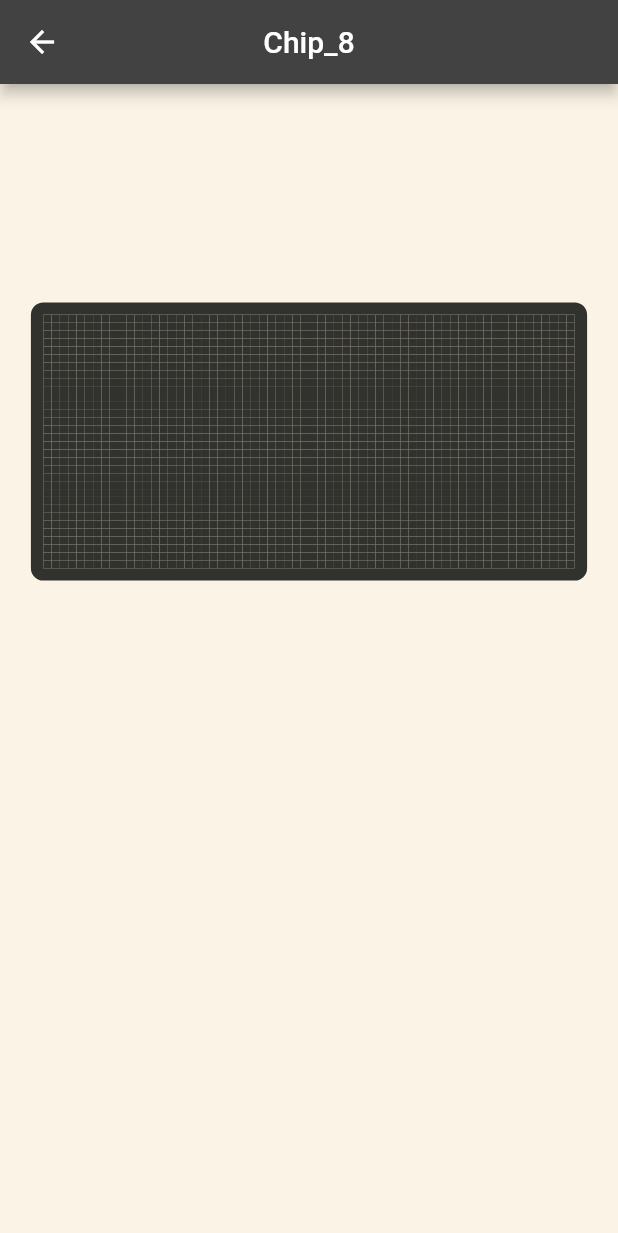
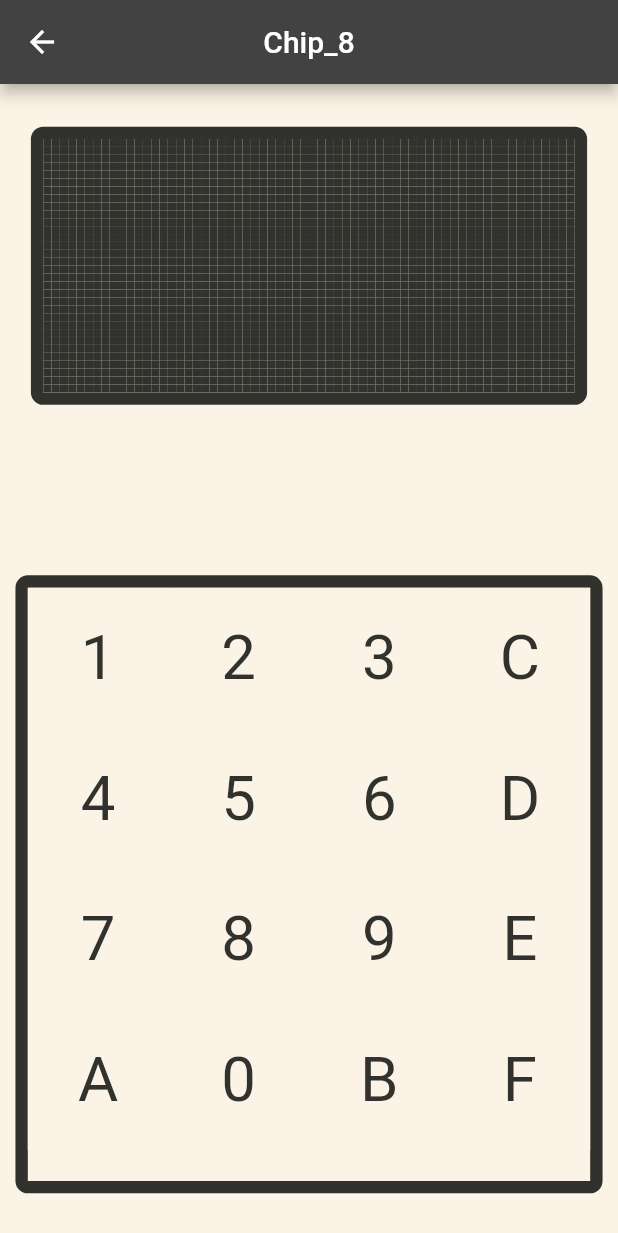
Before and after one commit to Literal-Eval/Chip_8-Flutter, a Flutter app: the Console screen opened directly, on a phone screen of 412 x 824 dp. Shown: the top 1233 px of the screen. Run offline on Flutter 3.47's test engine with Material 2 defaults, Android fonts, the phone set to English and light mode, and no system bars; our stand-ins replace just_audio; missing offline and left inert: audio_session, dart:ffi, just_audio_web.

Commit message:
implement keyboard

```diff
--- a/lib/models/keypad.dart
+++ b/lib/models/keypad.dart
@@ -1,13 +1,14 @@
 class Keypad {
-  static List<bool> keys = List.filled(0xF, false);
+  static List<bool> keys = List.filled(0x10, false);
 
-  static void setPressed(int key) {
+  static void setPressed(String keyName) {
     clearPressed();
+    int key = int.parse(keyName, radix: 0x10);
     keys[key] = true;
   }
 
   static int? getPressed() {
-    for (int i = 0; i <= 0xF; i++) {
+    for (int i = 0; i < 0x10; i++) {
       if (keys[i]) {
         return i;
       }
@@ -19,8 +20,15 @@ class Keypad {
   static void clearPressed() {
     // keys.setAll(0, List.filled(0xF, false));
 
-    for (int i = 0; i <= 0xF; i++) {
+    for (int i = 0; i < 0x10; i++) {
       keys[i] = false;
     }
   }
+
+  static List<String> keyMap = [
+    '1', '2', '3', 'C', //
+    '4', '5', '6', 'D', //
+    '7', '8', '9', 'E', //
+    'A', '0', 'B', 'F', //
+  ];
 }
--- a/lib/screens/console.dart
+++ b/lib/screens/console.dart
@@ -1,3 +1,4 @@
+import 'package:chip_8_flutter/widgets/keyboard.dart';
 import 'package:chip_8_flutter/widgets/screen.dart';
 import 'package:flutter/material.dart';
 
@@ -23,7 +24,8 @@ class _ConsoleState extends State<Console> {
           Screen(),
           SizedBox(
             width: double.infinity,
-          )
+          ),
+          Keyboard(),
         ],
       ),
     );
--- /dev/null
+++ b/lib/widgets/keyboard.dart
@@ -0,0 +1,61 @@
+import 'package:chip_8_flutter/data/constants.dart';
+import 'package:chip_8_flutter/models/keypad.dart';
+import 'package:chip_8_flutter/utils/size_config.dart';
+import 'package:flutter/material.dart';
+
+class Keyboard extends StatelessWidget {
+  const Keyboard({Key? key}) : super(key: key);
+
+  @override
+  Widget build(BuildContext context) {
+    return Container(
+      width: SizeConfig.widthPercent * 95,
+      height: SizeConfig.heightPercent * 50,
+      decoration: BoxDecoration(
+        borderRadius: BorderRadius.circular(SizeConfig.widthPercent * 2),
+        border: Border.all(
+          color: kSecondaryColor,
+          width: SizeConfig.widthPercent * 2,
+        ),
+      ),
+      child: Center(
+        child: GridView.count(
+          crossAxisCount: 4,
+          children: Keypad.keyMap
+              .map((keyName) => KeypadButton(keyName: keyName))
+              .toList(),
+        ),
+      ),
+    );
+  }
+}
+
+class KeypadButton extends StatelessWidget {
+  const KeypadButton({
+    required this.keyName,
+    Key? key,
+  }) : super(key: key);
+
+  final String keyName;
+
+  @override
+  Widget build(BuildContext context) {
+    return Material(
+      color: kPrimaryColor,
+      child: InkWell(
+        splashColor: kSecondaryColor.withOpacity(0.5),
+        child: Center(
+          child: Text(
+            keyName,
+            style: TextStyle(
+              fontSize: SizeConfig.widthPercent * 10,
+            ),
+          ),
+        ),
+        onTap: () {
+          Keypad.setPressed(keyName);
+        },
+      ),
+    );
+  }
+}
```
